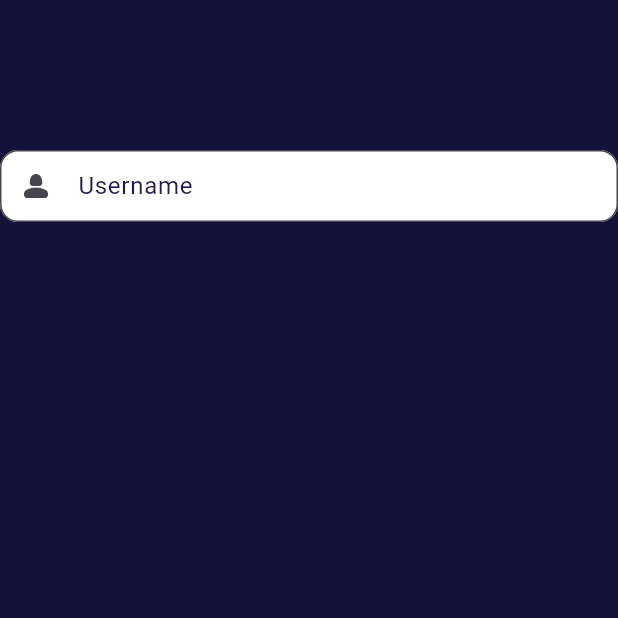
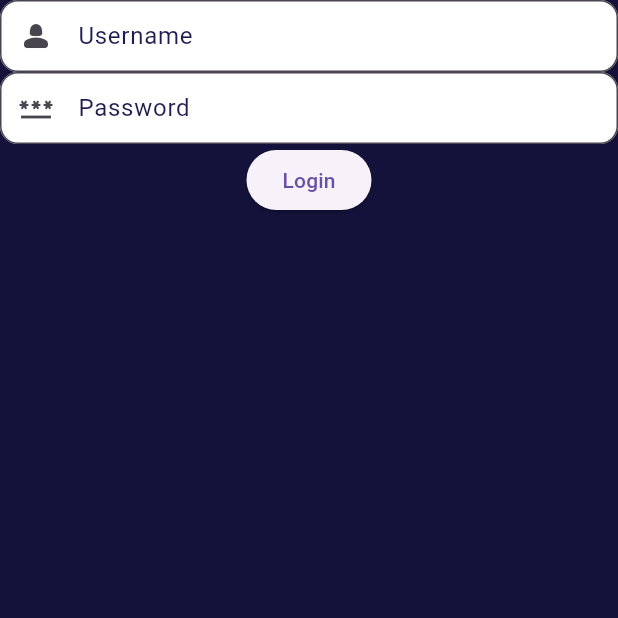
Before and after one commit to ForcesR2N/api_project_sch, a Flutter app: the screen it shows after launch, on a phone screen of 412 x 824 dp, the top half of it. Run offline on Flutter 3.47's test engine with Material 3 defaults, Android fonts, the phone set to English and light mode, and no system bars; our stand-ins replace get, lottie.

Commit message:
update reuse login

```diff
--- a/lib/component/my_textfield.dart
+++ b/lib/component/my_textfield.dart
@@ -7,19 +7,30 @@ class MyTextfield extends StatelessWidget {
   final String labelText;
   final String hintText;
   final bool obscureText;
-  MyTextfield({super.key, required this.labelText, required this.hintText, required this.obscureText});
+  final Icon prefixIcon;
+  final Function(String)? onChanged;
+  final String? Function(String?)? validator;
+
+  MyTextfield(
+      {super.key,
+      required this.labelText,
+      required this.hintText,
+      required this.obscureText,
+      required this.prefixIcon,
+      this.onChanged,
+      this.validator});
 
   @override
   Widget build(BuildContext context) {
     final Controller controller = Get.put(Controller());
 
     return SizedBox(
-      child: TextField(
+      child: TextFormField(
         decoration: InputDecoration(
-          labelText: 'Username',
-          hintText: 'Enter your username',
+          labelText: labelText,
+          hintText: hintText,
           labelStyle: TextStyle(color: AppColor.primaryBlue),
-          prefixIcon: Icon(Icons.person_2_rounded),
+          prefixIcon: prefixIcon,
           filled: true,
           fillColor: Colors.white,
           contentPadding:
@@ -33,9 +44,8 @@ class MyTextfield extends StatelessWidget {
           ),
         ),
         obscureText: false,
-        onChanged: (value) {
-          controller.changedName(value);
-        },
+        onChanged: onChanged,
+        validator: validator,
       ),
     );
   }
--- a/lib/controllers/controller.dart
+++ b/lib/controllers/controller.dart
@@ -1,9 +1,14 @@
 import 'package:get/get.dart';
 
 class Controller extends GetxController {
-  var name = ''.obs;
+  var username = ''.obs;
+  var password = ''.obs;
 
-  void changedName(String newName) {
-    name.value = newName;
+  void changedUsername(String value) {
+    username.value = value.trim();
+  }
+
+    void changedPassword(String value) {
+    password.value = value.trim();
   }
 }
--- a/lib/pages/login_page.dart
+++ b/lib/pages/login_page.dart
@@ -1,6 +1,8 @@
 import 'package:api_project/component/my_colors.dart';
 import 'package:api_project/component/my_textfield.dart';
+import 'package:api_project/controllers/controller.dart';
 import 'package:flutter/material.dart';
+import 'package:get/get.dart';
 
 class LoginPage extends StatefulWidget {
   const LoginPage({super.key});
@@ -10,18 +12,65 @@ class LoginPage extends StatefulWidget {
 }
 
 class _LoginPageState extends State<LoginPage> {
+  final _formKey = GlobalKey<FormState>();
+  final TextEditingController usernameController = TextEditingController();
+  final TextEditingController passwordController = TextEditingController();
+  final Controller controller = Get.put(Controller());
+
   @override
   Widget build(BuildContext context) {
     return Center(
       child: Scaffold(
-          backgroundColor: AppColor.backgroundColor,
-          body: Column(children: [
-            SizedBox(height: 100),
-            MyTextfield(
+        backgroundColor: AppColor.backgroundColor,
+        body: Form(
+          key: _formKey,
+          child: Column(
+            children: [
+              MyTextfield(
                 labelText: 'Username',
-                hintText: 'Enter you username',
-                obscureText: false),
-          ])),
+                hintText: 'Enter your username',
+                obscureText: false,
+                prefixIcon: const Icon(Icons.person_2_rounded),
+                onChanged: (value) {
+                  controller.changedUsername(value);
+                },
+                validator: (value) {
+                  if (value == null || value.trim().isEmpty) {
+                    return 'Enter your username';
+                  }
+                  return null;
+                },
+              ),
+              MyTextfield(
+                labelText: 'Password',
+                hintText: 'Enter you password',
+                obscureText: true,
+                prefixIcon: const Icon(Icons.password_outlined),
+                onChanged: (value) {
+                  controller.changedPassword(value);
+                },
+                validator: (value) {
+                  if (value == null || value.trim().isEmpty) {
+                    return 'Enter you password';
+                  }
+                  if (value.length > 8) {
+                    return 'Password is minimum 8';
+                  }
+                  return null;
+                },
+              ),
+              ElevatedButton(
+                onPressed: () {
+                  if (_formKey.currentState!.validate()) {
+                    controller.login();
+                  }
+                },
+                child: Text('Login'),
+              ),
+            ],
+          ),
+        ),
+      ),
     );
   }
 }
```
